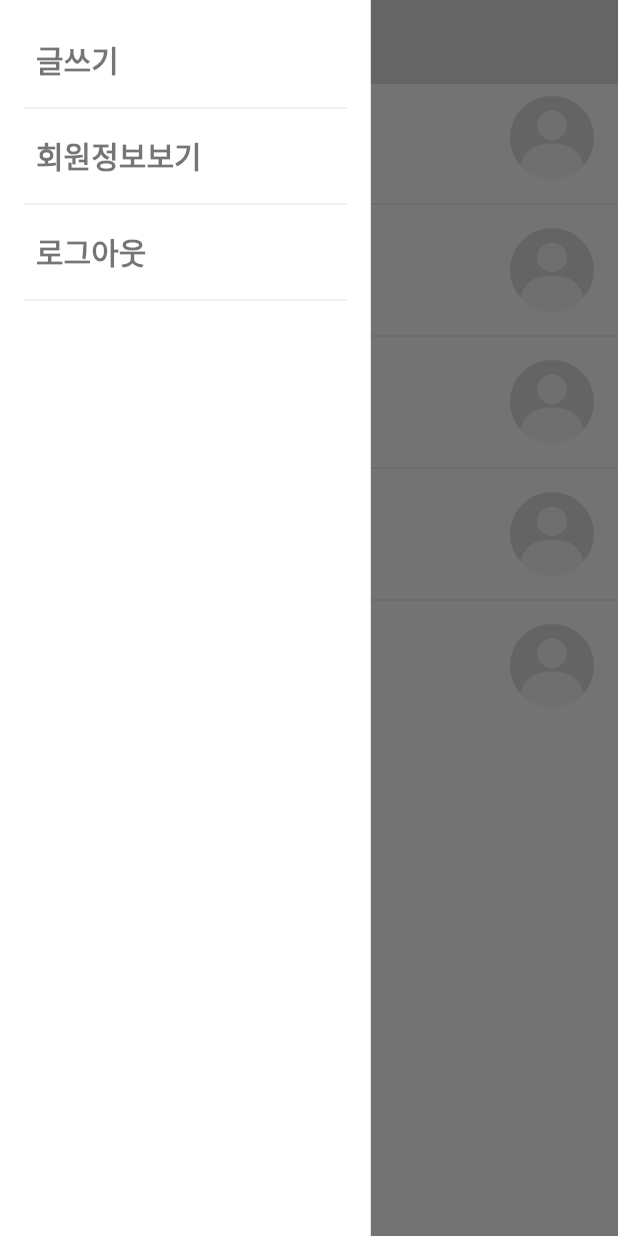
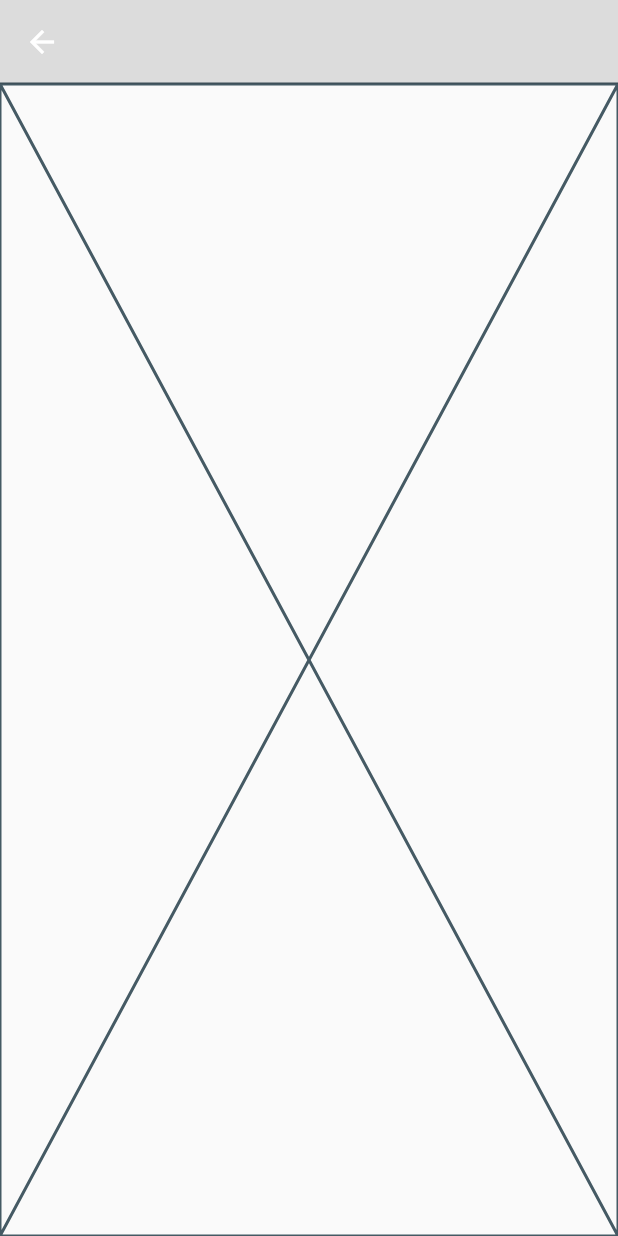
Before and after one commit to codingspecialist/flutter-blog-riverpod-2023-last, a Flutter app: the PostListPage screen opened by its route, in the side drawer, after a tap on "글쓰기", on a phone screen of 412 x 824 dp. Run offline on Flutter 3.47's test engine with Material 2 defaults, Android fonts, the phone set to English and light mode, and no system bars; our stand-ins replace flutter_riverpod, flutter_svg, validators.

Commit message:
게시물 쓰기 페이지 구조화
- post_write_page.dart, post_write_body.dart, post_write_form.dart 파일 생성
- move.dart에 PostWritePage 등록
- 게시물 목록 페이지 Drawer에서 버튼 클릭시 게시물 쓰기 페이지 이동

```diff
--- a/lib/core/constants/move.dart
+++ b/lib/core/constants/move.dart
@@ -2,11 +2,13 @@ import 'package:flutter/material.dart';
 import 'package:flutter_blog_2/views/pages/auth/join_page/join_page.dart';
 import 'package:flutter_blog_2/views/pages/auth/login_page/login_page.dart';
 import 'package:flutter_blog_2/views/pages/post/list_page/post_list_page.dart';
+import 'package:flutter_blog_2/views/pages/post/write_page/post_write_page.dart';
 
 class Move {
   static String loginPage = "/login";
   static String joinPage = "/join";
   static String postListPage = "/post/list";
+  static String postWritePage = "/post/write";
 }
 
 Map<String, Widget Function(BuildContext)> getRouters() {
@@ -14,5 +16,6 @@ Map<String, Widget Function(BuildContext)> getRouters() {
     Move.loginPage: (context) => LoginPage(),
     Move.joinPage: (context) => JoinPage(),
     Move.postListPage: (context) => PostListPage(),
+    Move.postWritePage: (context) => PostWritePage(),
   };
 }
--- a/lib/views/components/custom_navigator.dart
+++ b/lib/views/components/custom_navigator.dart
@@ -1,4 +1,5 @@
 import 'package:flutter/material.dart';
+import 'package:flutter_blog_2/core/constants/move.dart';
 import 'package:flutter_blog_2/core/constants/size.dart';
 import 'package:flutter_riverpod/flutter_riverpod.dart';
 
@@ -20,6 +21,8 @@ class CustomNavigation extends ConsumerWidget {
             children: [
               TextButton(
                 onPressed: () {
+                  scaffoldKey.currentState!.openEndDrawer();
+                  Navigator.pushNamed(context, Move.postWritePage);
                 },
                 child: const Text(
                   "글쓰기",
@@ -33,6 +36,7 @@ class CustomNavigation extends ConsumerWidget {
               const Divider(),
               TextButton(
                 onPressed: () {
+                  scaffoldKey.currentState!.openEndDrawer();
                 },
                 child: const Text(
                   "회원정보보기",
@@ -46,6 +50,8 @@ class CustomNavigation extends ConsumerWidget {
               const Divider(),
               TextButton(
                 onPressed: () {
+                  scaffoldKey.currentState!.openEndDrawer();
+                  Navigator.popAndPushNamed(context, Move.loginPage);
                 },
                 child: const Text(
                   "로그아웃",
--- /dev/null
+++ b/lib/views/pages/post/write_page/components/post_write_body.dart
@@ -0,0 +1,10 @@
+import 'package:flutter/material.dart';
+
+class PostWriteBody extends StatelessWidget {
+  const PostWriteBody({Key? key}) : super(key: key);
+
+  @override
+  Widget build(BuildContext context) {
+    return const Placeholder();
+  }
+}
--- /dev/null
+++ b/lib/views/pages/post/write_page/post_write_page.dart
@@ -0,0 +1,14 @@
+import 'package:flutter/material.dart';
+import 'package:flutter_blog_2/views/pages/post/write_page/components/post_write_body.dart';
+
+class PostWritePage extends StatelessWidget {
+  const PostWritePage({Key? key}) : super(key: key);
+
+  @override
+  Widget build(BuildContext context) {
+    return Scaffold(
+      appBar: AppBar(),
+      body: PostWriteBody(),
+    );
+  }
+}
```
Also changed, not shown: lib/views/pages/post/write_page/components/post_write_form.dart (added, +10 -0 lines).
